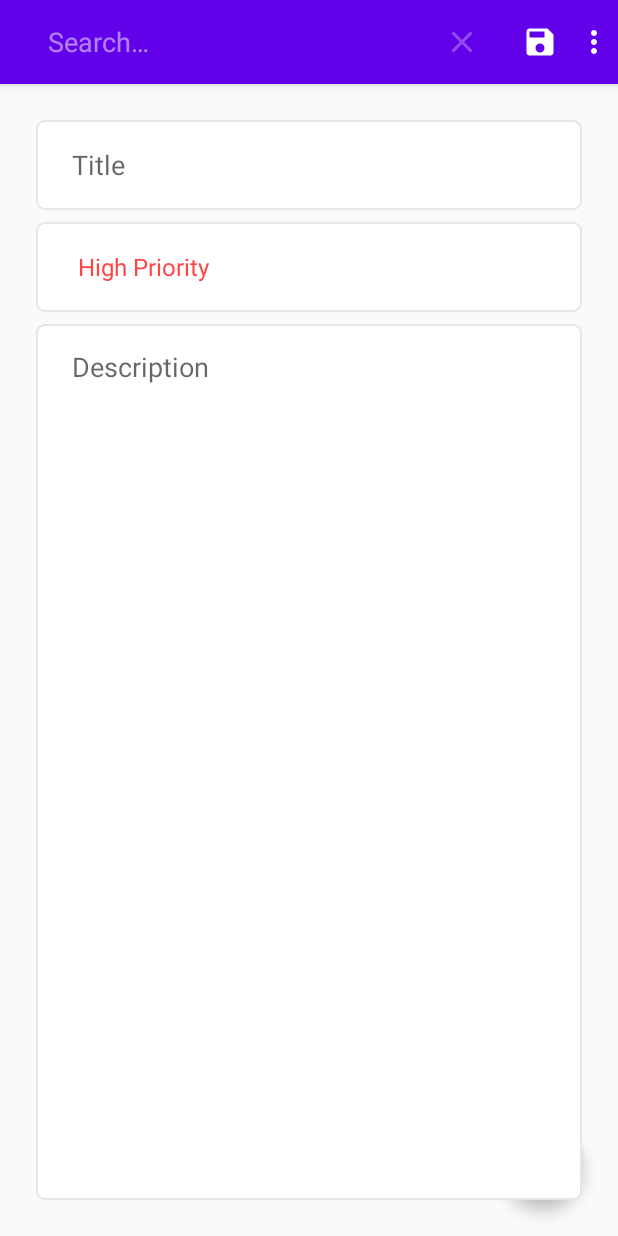
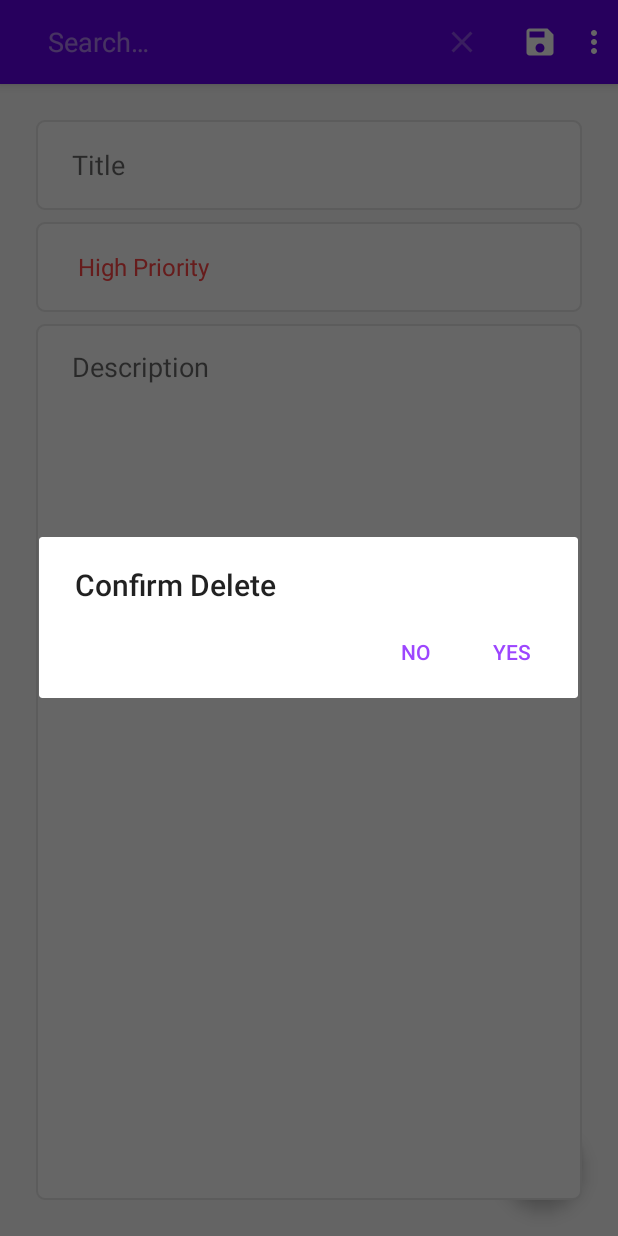
Before and after one commit to jdwoo88/Tut-TodoApp-CleanArch, an Android app: the fragment UpdateFragment placed in its activity, in the options menu, after a tap on "Delete", on a phone screen of 412 x 824 dp. Run offline under Robolectric (Android 15) with nearby library versions, the phone set to English and light mode, and no system bars; our stand-ins replace Room's generated code, navigation-ui; 5 statements that could not run were skipped.

Commit message:
Implemented Single Delete

```diff
--- a/app/src/main/java/app/jwoo/myapplication/data/ToDoDao.kt
+++ b/app/src/main/java/app/jwoo/myapplication/data/ToDoDao.kt
@@ -14,4 +14,7 @@ interface ToDoDao {
 
     @Update
     suspend fun updateData(toDoData: ToDoData)
+
+    @Delete
+    suspend fun deleteData(toDoData: ToDoData)
 }
--- a/app/src/main/java/app/jwoo/myapplication/data/repository/ToDoRepository.kt
+++ b/app/src/main/java/app/jwoo/myapplication/data/repository/ToDoRepository.kt
@@ -14,4 +14,8 @@ class ToDoRepository(private val toDoDao: ToDoDao) {
     suspend fun updateData(toDoData: ToDoData) {
         toDoDao.updateData(toDoData)
     }
+
+    suspend fun deleteData(toDoData: ToDoData) {
+        toDoDao.deleteData(toDoData)
+    }
 }
--- a/app/src/main/java/app/jwoo/myapplication/data/viewmodel/ToDoViewModel.kt
+++ b/app/src/main/java/app/jwoo/myapplication/data/viewmodel/ToDoViewModel.kt
@@ -32,4 +32,10 @@ class ToDoViewModel(application: Application) : AndroidViewModel(application) {
             repository.updateData(toDoData)
         }
     }
+
+    fun deleteData(toDoData: ToDoData) {
+        viewModelScope.launch(Dispatchers.IO) {
+            repository.deleteData(toDoData)
+        }
+    }
 }
--- a/app/src/main/java/app/jwoo/myapplication/fragments/update/UpdateFragment.kt
+++ b/app/src/main/java/app/jwoo/myapplication/fragments/update/UpdateFragment.kt
@@ -1,5 +1,6 @@
 package app.jwoo.myapplication.fragments.update
 
+import android.app.AlertDialog
 import android.os.Bundle
 import android.view.*
 import android.widget.Toast
@@ -42,8 +43,13 @@ class UpdateFragment : Fragment() {
     }
 
     override fun onOptionsItemSelected(item: MenuItem): Boolean {
-        if (item.itemId == R.id.menu_save) {
-            updateItem()
+        when (item.itemId) {
+            R.id.menu_save -> {
+                updateItem()
+            }
+            R.id.menu_delete -> {
+                deleteItem()
+            }
         }
 
         return super.onOptionsItemSelected(item)
@@ -70,4 +76,29 @@ class UpdateFragment : Fragment() {
                 .show()
         }
     }
+
+    private fun deleteItem() {
+        val builder = AlertDialog.Builder(requireContext())
+        builder.setPositiveButton("Yes") { _, _ ->
+            mToDoViewModel.deleteData(
+                ToDoData(
+                    args.currentToDoItem.id,
+                    "",
+                    mSharedViewModel.parsePriority(""),
+                    ""
+                )
+            )
+
+            Toast.makeText(
+                requireContext(),
+                "Successfully Removed - '${args.currentToDoItem.title}'",
+                Toast.LENGTH_SHORT
+            ).show()
+            findNavController().navigate(R.id.action_updateFragment_to_listFragment)
+        }
+        builder.setNegativeButton("No") { _, _ -> }
+        builder.setTitle("Confirm Delete")
+        builder.setMessage("Are you sure you want to delete this item  - '${args.currentToDoItem.title}'?")
+        builder.create().show()
+    }
 }
```
